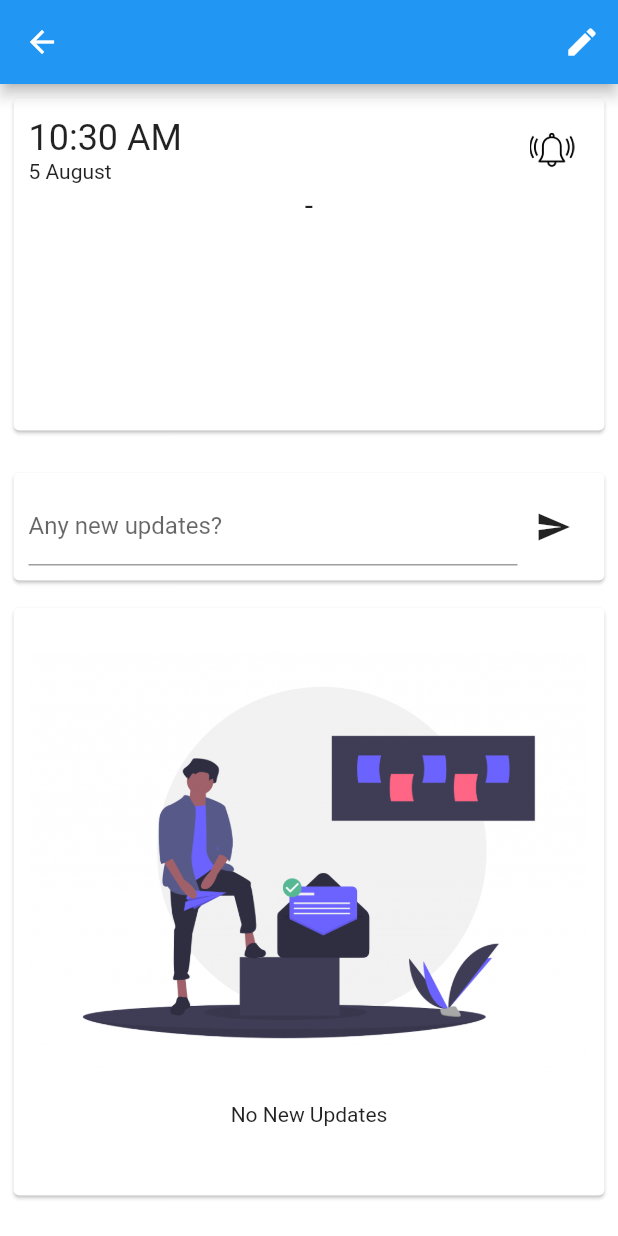
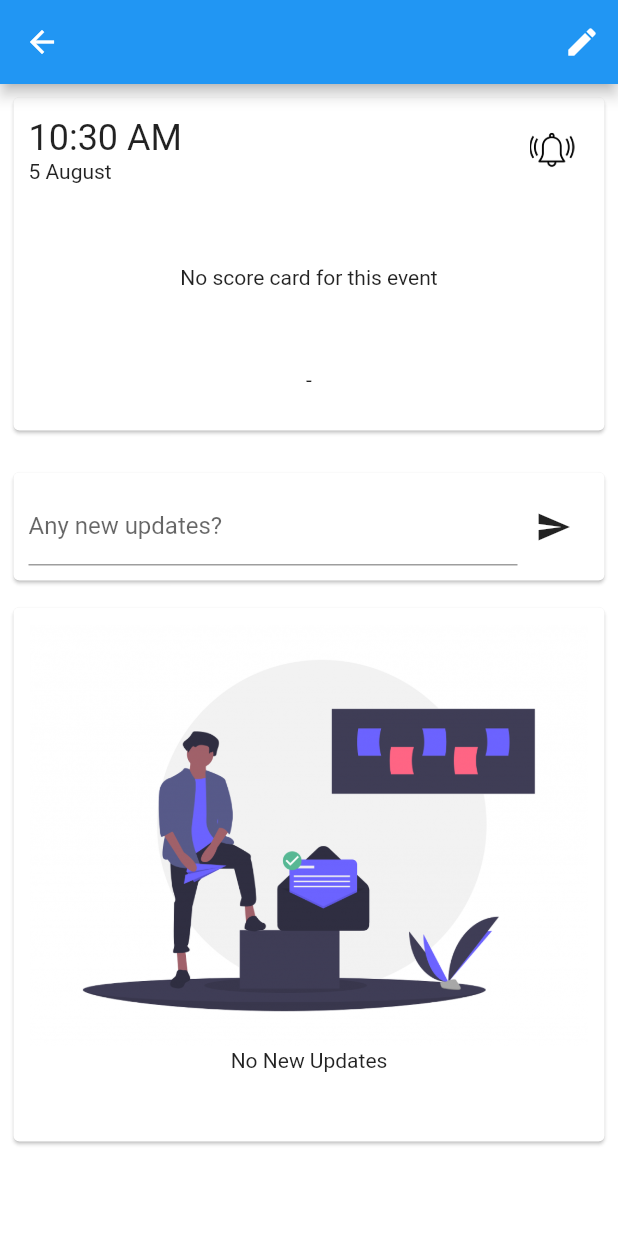
Before and after one commit to GuruTechUS/sgnj-flutter-beta, a Flutter app: the EventDetails screen opened directly with empty values, on a phone screen of 412 x 824 dp. Run offline on Flutter 3.47's test engine with Material 2 defaults, Android fonts, the phone set to English and light mode, and no system bars; our stand-ins replace cloud_firestore, curved_navigation_bar, datetime_picker_formfield, firebase_analytics, firebase_auth, firebase_messaging and 4 more; missing offline and left inert: image_downloader; accounts and stored records are empty; network calls fail.

```diff
--- a/lib/pages/gallery/galleryPage.dart
+++ b/lib/pages/gallery/galleryPage.dart
@@ -79,9 +79,8 @@ class _GalleryState extends State<Gallery>{
   Widget build(BuildContext context) {
     return new Scaffold(
         appBar: new AppBar(
-          title:  Center(
-            child: Text("          Gallery")
-          ),
+          title:  Text("Gallery"),
+          backgroundColor: Colors.blueAccent,
           actions: <Widget>[
           isAdminLoggedIn ? IconButton(
             icon: Icon(Icons.add),
--- a/lib/pages/home/editEvent.dart
+++ b/lib/pages/home/editEvent.dart
@@ -5,9 +5,6 @@ import 'package:flutter/material.dart';
 import 'package:intl/intl.dart';
 
 class EditEvent extends StatefulWidget{
-  final bool gender = false;
-  final String sport = "soccer";
-  final String category = "u10";
   final String documentId;
 
   EditEvent(this.documentId);
@@ -65,7 +62,7 @@ class _EditEventState extends State<EditEvent>{
           _event.category = eventData.data["category"];
           _event.gender = eventData.data["gender"];
           _event.isTeamSport = eventData.data["isTeamSport"];
-          _event.startTime = eventData.data["startTime"];
+          _event.startTime = (eventData.data["startTime"] as Timestamp).toDate();
           _event.teams = eventData.data["teams"];
           print(_event.teams);
         }
--- a/lib/pages/home/eventDetails.dart
+++ b/lib/pages/home/eventDetails.dart
@@ -125,13 +125,14 @@ class _EventDetailsState extends State<EventDetails>{
   Widget eventPageBody(BuildContext context, AsyncSnapshot<DocumentSnapshot> snapshot) {
     bool locationEnabled = snapshot.data["location"] != null && snapshot.data["location"] != ""?true:false;
     double updatesCardHeight = 400;
-    if(MediaQuery.of(context).size.height - (locationEnabled ? 420 : 340) < 400){
-      updatesCardHeight = MediaQuery.of(context).size.height - (locationEnabled ? 420 : 340);
+    bool isTeamSport = false;
+    if(snapshot.data["isTeamSport"] != null){
+      isTeamSport = snapshot.data["isTeamSport"];
     }
-    // int updatesCount = 0;
-    // if(snapshot.data["updates"] != null && snapshot.data["updates"].length > 0){
-    //   updatesCount = snapshot.data["updates"].length;
-    // }
+    print(MediaQuery.of(context).size.height - (locationEnabled ? 420 : 340));
+    if(MediaQuery.of(context).size.height - (locationEnabled ? 420 : 340) > 400){
+        updatesCardHeight = MediaQuery.of(context).size.height - ((locationEnabled ? 420 : 340) + (isAdminLoggedIn ? 120 : 40));
+    }
     return StaggeredGridView.count(
       crossAxisCount: 1,
       crossAxisSpacing: 10.0,
@@ -140,13 +141,13 @@ class _EventDetailsState extends State<EventDetails>{
       children: <Widget>[
         eventMainCard(context, snapshot),
         locationEnabled ? AddressCard(snapshot) : Container(),
-        submitNewUpdate(),
+        isAdminLoggedIn ? submitNewUpdate(): Container(),
         EventUpdateCard(documentId, updatesCardHeight),
       ],
       staggeredTiles: [
         StaggeredTile.extent(1, 230),
         locationEnabled ? StaggeredTile.extent(1, 80):StaggeredTile.extent(1, 0),
-        StaggeredTile.extent(1, 80),
+        isAdminLoggedIn ? StaggeredTile.extent(1, 80):StaggeredTile.extent(1, 0),
         StaggeredTile.extent(1, updatesCardHeight),
       ],
     );
@@ -219,7 +220,7 @@ class _EventDetailsState extends State<EventDetails>{
           crossAxisAlignment: CrossAxisAlignment.start,
           children: <Widget>[
             displaySubscribeButton(snapshot.data),
-            displayScoreCards(snapshot.data),
+            snapshot.data["isTeamSport"] == true ? displayScoreCards(snapshot.data): noScoreCard(),
             displayRound(snapshot.data)
           ],
         )
@@ -295,6 +296,16 @@ class _EventDetailsState extends State<EventDetails>{
 
       });
     });
+  }
+
+  noScoreCard(){
+    return Container(
+      width: MediaQuery.of(context).size.width,
+      height: 120,
+      child: Center(
+        child: Text("No score card for this event"),
+      )
+    );
   }
 
   displayScoreCards(DocumentSnapshot eventData){
@@ -375,7 +386,7 @@ class _EventDetailsState extends State<EventDetails>{
 
   getDate(DateTime startTime){
     if(startTime != null){
-      return Text(startTime.toUtc().day.toString()+" "+months[startTime.toUtc().month]);
+      return Text(startTime.day.toString()+" "+months[startTime.month]);
     } else {
       return Text("");
     }
@@ -384,18 +395,18 @@ class _EventDetailsState extends State<EventDetails>{
   getTime(DateTime startTime){
     print(startTime);
     if(startTime != null){
-      String padding = startTime.toUtc().minute <= 9 ? "0": "";
-      String hour = startTime.toUtc().hour.toString();
+      String padding = startTime.minute <= 9 ? "0": "";
+      String hour = startTime.hour.toString();
       String sufix = "AM";
-      if(startTime.toUtc().hour >= 12){
-        hour = (startTime.toUtc().hour-12).toString();
+      if(startTime.hour >= 12){
+        hour = (startTime.hour-12).toString();
         sufix = "PM";
       }
       return Text(
         hour
         +":"
         +padding
-        +startTime.toUtc().minute.toString()
+        +startTime.minute.toString()
         +" "
         +sufix,
         style: TextStyle(
@@ -411,10 +422,7 @@ class _EventDetailsState extends State<EventDetails>{
     String status = eventData["status"];
     return Center(
       child: Text(
-        round +" - "+ status,
-        style: TextStyle(
-          fontSize: 20
-        ),
+          round +" - "+ status,
         )
     );
   }
--- a/lib/pages/home/mainScreen.dart
+++ b/lib/pages/home/mainScreen.dart
@@ -94,7 +94,7 @@ class _MainScreenState extends State<MainScreen> {
 
   _searchScreen(){
     return Container(
-      height: 60,
+      //height: 60,
       width: MediaQuery.of(context).size.width,
       child: SearchScreen(),
     );
@@ -112,7 +112,7 @@ class _MainScreenState extends State<MainScreen> {
             child: Text(
           "Girls",
           style: TextStyle(
-                            color: Colors.black,
+                            color: Colors.white,
                             fontSize: 24.0,
                             fontFamily: "WorkSansSemiBold"),
           ),
@@ -127,7 +127,7 @@ class _MainScreenState extends State<MainScreen> {
           child: Text(
           "Boys",
           style: TextStyle(
-                            color: Colors.black,
+                            color: Colors.white,
                             fontSize: 24.0,
                             fontFamily: "WorkSansSemiBold"),
           ),
--- a/lib/pages/loginPage.dart
+++ b/lib/pages/loginPage.dart
@@ -20,6 +20,7 @@ class _LoginPageState extends State<LoginPage> {
     return Scaffold(
       appBar: AppBar(
         title: Text("Admin Login"),
+        backgroundColor: Colors.blueAccent,
       ),
       body: SingleChildScrollView(
         child: loginForm(),
```
Also changed, not shown: lib/main.dart (+15 -7 lines), lib/model/eventModel.dart (+28 -29 lines), lib/pages/home/addressCard.dart (+2 -7 lines), lib/pages/home/scheduleScreen.dart (+7 -7 lines), lib/pages/home/searchScreen.dart (+14 -7 lines), lib/pages/info.dart (+31 -38 lines), lib/pages/links.dart (+4 -8 lines), lib/pages/notifications.dart (+4 -8 lines).
